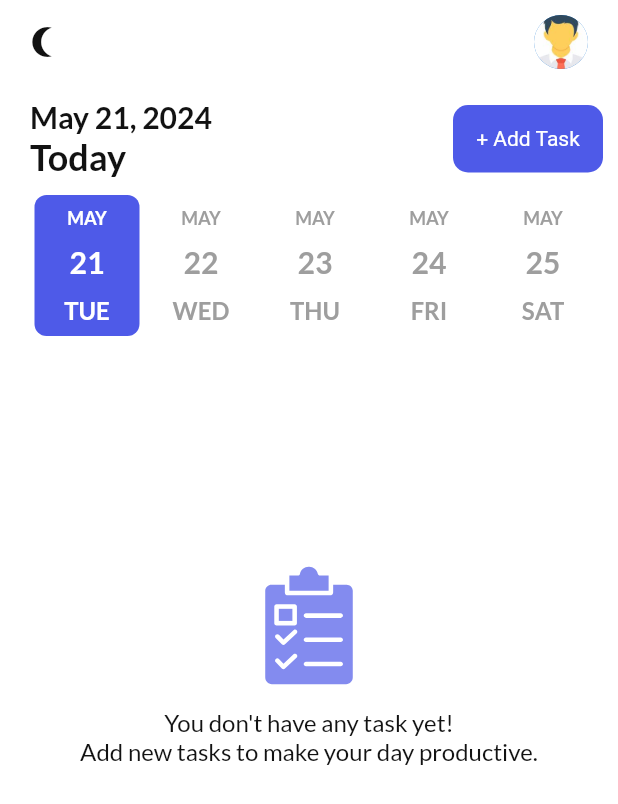
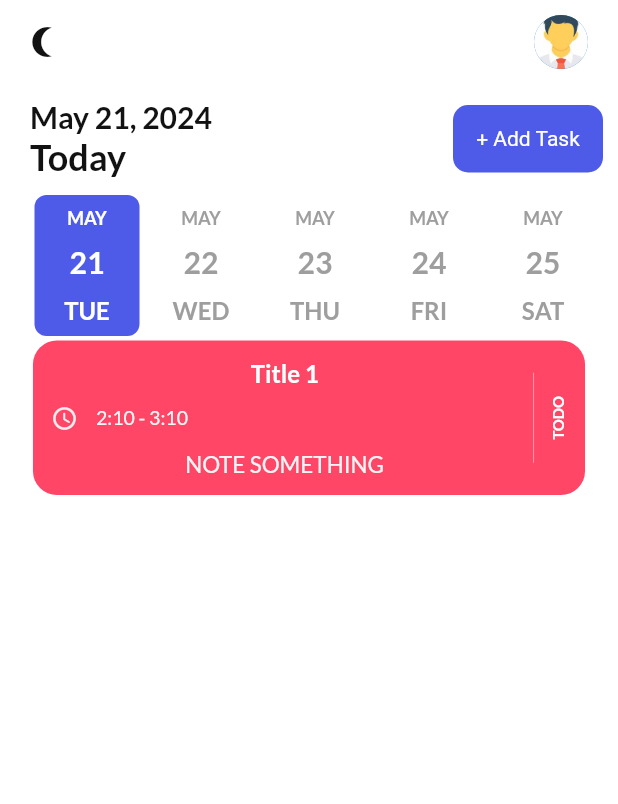
Before and after one commit to MasameEh/Todo_app, a Flutter app: the screen it shows after launch, on a phone screen of 412 x 824 dp. Shown: the top 804 px of the screen. Run offline on Flutter 3.47's test engine with Material 2 defaults, Android fonts, the phone set to English and light mode, and no system bars; drawn by our look-alikes of date_picker_timeline; our stand-ins replace flutter_local_notifications, flutter_svg, get, get_storage, google_fonts, timezone.

Commit message:
add Tasktile widget as representative of any Task todo

```diff
--- a/lib/main.dart
+++ b/lib/main.dart
@@ -9,7 +9,7 @@ import 'ui/themes.dart';
 
 void main() async{
   WidgetsFlutterBinding.ensureInitialized();
-  //NotifyHelper().initNotification();
+  NotifyHelper().initNotification();
 
   runApp(const MyApp());
 }
--- a/lib/models/task.dart
+++ b/lib/models/task.dart
@@ -1,4 +1,28 @@
-class Task
-{
 
+
+
+class Task {
+  int? id;
+  String? title;
+  String? note;
+  int? isCompleted;
+  String? date;
+  String? startTime;
+  String? endTime;
+  int? color;
+  int? remind;
+  String? repeat;
+
+  Task({
+    this.id,
+    this.title,
+    this.note,
+    this.isCompleted,
+    this.date,
+    this.startTime,
+    this.endTime,
+    this.color,
+    this.remind,
+    this.repeat
+  });
 }
--- a/lib/services/notification_services.dart
+++ b/lib/services/notification_services.dart
@@ -5,19 +5,16 @@ import 'package:timezone/data/latest_all.dart' as tz;
 import 'package:timezone/timezone.dart' as tz;
 import 'package:todo_app/ui/screens/notification_screen.dart';
 
-import '../models/task.dart';
 
 class NotifyHelper
 {
 
-
   FlutterLocalNotificationsPlugin flutterLocalNotificationsPlugin =
   FlutterLocalNotificationsPlugin();
 
-
   initNotification()
   async {
-    tz.initializeTimeZones();
+
     //tz.setLocalLocation(tz.getLocation(timeZoneName));
 
     const AndroidInitializationSettings initializationSettingsAndroid =
@@ -33,12 +30,12 @@ class NotifyHelper
     final InitializationSettings initializationSettings = InitializationSettings(
         android: initializationSettingsAndroid,
         iOS: initializationSettingsDarwin,);
+
+    tz.initializeTimeZones();
     await flutterLocalNotificationsPlugin.initialize(initializationSettings,
         onDidReceiveNotificationResponse: onDidReceiveNotificationResponse);
 
   }
-
-
 
 
   void onDidReceiveNotificationResponse(NotificationResponse notificationResponse) async {
@@ -56,7 +53,9 @@ class NotifyHelper
         channelDescription: 'your channel description',
         importance: Importance.max,
         priority: Priority.high,
-        ticker: 'ticker');
+        ticker: 'ticker',
+        playSound: true,
+    );
 
     // DarwinNotificationDetails iosNotificationDetails =  DarwinNotificationDetails();
 
@@ -70,7 +69,7 @@ class NotifyHelper
   }
 
 
-  scheduledNotification() async
+  Future<void> scheduledNotification() async
   {
     await flutterLocalNotificationsPlugin.zonedSchedule(
         0,
@@ -82,6 +81,7 @@ class NotifyHelper
                 'your channel id', 'your channel name',
                 channelDescription: 'your channel description')),
         androidScheduleMode: AndroidScheduleMode.exactAllowWhileIdle,
+        androidAllowWhileIdle: true,
         uiLocalNotificationDateInterpretation:
         UILocalNotificationDateInterpretation.absoluteTime);
   }
@@ -107,7 +107,6 @@ class NotifyHelper
 
   void requestIOSPermissions()
   {
-
     flutterLocalNotificationsPlugin
         .resolvePlatformSpecificImplementation<
         IOSFlutterLocalNotificationsPlugin>()
--- a/lib/ui/screens/home_screen.dart
+++ b/lib/ui/screens/home_screen.dart
@@ -6,8 +6,10 @@ import 'package:google_fonts/google_fonts.dart';
 import 'package:todo_app/services/theme_services.dart';
 import 'package:todo_app/ui/widgets/defaultbutton.dart';
 import 'package:intl/intl.dart';
+import 'package:todo_app/ui/widgets/task_tile.dart';
 
 import '../../controllers/task_controller.dart';
+import '../../models/task.dart';
 import '../../services/notification_services.dart';
 import '../size_config.dart';
 import '../themes.dart';
@@ -68,7 +70,16 @@ class _HomeScreenState extends State<HomeScreen> with SingleTickerProviderStateM
           children: [
             _addTaskBar(),
             Obx(() => _addDateBar()),
-            _noTaskMsg(),
+            TaskTile(
+                Task(
+                title: 'Title 1',
+                color: 1,
+                startTime: '2:10',
+                endTime: '3:10',
+                note: 'NOTE SOMETHING',
+                isCompleted: 0,
+              )
+            ),
           ],
         ),
       ),
@@ -88,7 +99,8 @@ class _HomeScreenState extends State<HomeScreen> with SingleTickerProviderStateM
           {
             return Container(height: 0,);
           }
-        }),
+        }
+        ),
     );
   }
    _addTaskBar() {
@@ -200,7 +212,6 @@ class _HomeScreenState extends State<HomeScreen> with SingleTickerProviderStateM
         ThemeServices().switchTheme();
         notifyHelper.displayNotification(title: 'Theme Changed', body: 'NOW');
         notifyHelper.scheduledNotification();
-
       } ,
       icon:  Icon(
           Get.isDarkMode ?
--- /dev/null
+++ b/lib/ui/widgets/task_tile.dart
@@ -0,0 +1,113 @@
+import 'package:flutter/material.dart';
+import 'package:google_fonts/google_fonts.dart';
+
+import '../size_config.dart';
+import '../../models/task.dart';
+import '../themes.dart';
+
+
+
+class TaskTile extends StatelessWidget {
+  const TaskTile(this.task,{super.key});
+
+  final Task task;
+  @override
+  Widget build(BuildContext context) {
+    return Container(
+      padding: EdgeInsets.symmetric(
+        horizontal: getProportionateScreenWidth(SizeConfig.orientation == Orientation.landscape ? 4 : 20),
+      ),
+      margin: EdgeInsets.only(bottom: getProportionateScreenHeight(12)),
+      width: SizeConfig.orientation == Orientation.landscape ? SizeConfig.screenWidth / 2 : SizeConfig.screenWidth,
+      child: Container(
+        padding: const EdgeInsets.all(12),
+        decoration: BoxDecoration(
+          borderRadius: BorderRadius.circular(16),
+          color: _getBGClr(task.color),
+        ),
+        child: Row(
+          children: [
+            Expanded(
+              child: SingleChildScrollView(
+                child: Column(
+                  mainAxisAlignment: MainAxisAlignment.start,
+                  children: [
+                    Text(task.title!,
+                      style: GoogleFonts.lato(
+                        textStyle: const TextStyle(
+                          color: Colors.white,
+                          fontSize: 16,
+                          fontWeight: FontWeight.bold
+                        ),
+                      ),
+                    ),
+                    const SizedBox(height: 12),
+                    Row(
+                      crossAxisAlignment: CrossAxisAlignment.start,
+                      children: [
+                        Icon(Icons.access_time_rounded,
+                          color: Colors.grey[200],
+                          size: 18,
+                        ),
+                        const SizedBox(width: 12),
+                        Text(
+                          '${task.startTime!} - ${task.endTime!}',
+                          style: GoogleFonts.lato(
+                            textStyle: TextStyle(
+                              color: Colors.grey[100],
+                              fontSize: 13,
+                            ),
+                          ),
+                        ),
+                      ],
+                    ),
+                    const SizedBox(height: 12),
+                    Text(task.note!,
+                      style: GoogleFonts.lato(
+                        textStyle: TextStyle(
+                          color: Colors.grey[100],
+                          fontSize: 15,
+                        ),
+                      ),
+                    ),
+                  ],
+                ),
+              ),
+            ),
+            Container(
+              margin: const EdgeInsets.symmetric(horizontal: 10),
+              height: 60,
+              width: 0.5,
+              color: Colors.grey[200]!.withOpacity(0.7),
+            ),
+            RotatedBox(quarterTurns: 3,
+            child: Text(task.isCompleted == 0? 'TODO': 'Completed',
+                style: GoogleFonts.lato(
+                      textStyle: const TextStyle(
+                      color: Colors.white,
+                      fontSize: 10,
+                      fontWeight: FontWeight.bold,
+                ),
+               ),
+              ),
+            ),
+          ],
+        ),
+      ),
+    );
+  }
+
+  _getBGClr(int? color) {
+    switch(color)
+    {
+      case 0:
+        return bluishClr;
+      case 1:
+        return pinkClr;
+      case 2:
+        return orangeClr;
+      default:
+        return bluishClr;
+    }
+  }
+}
```
Also changed, not shown: 1 other file. Lines whose indentation alone changed are shown as unchanged.
